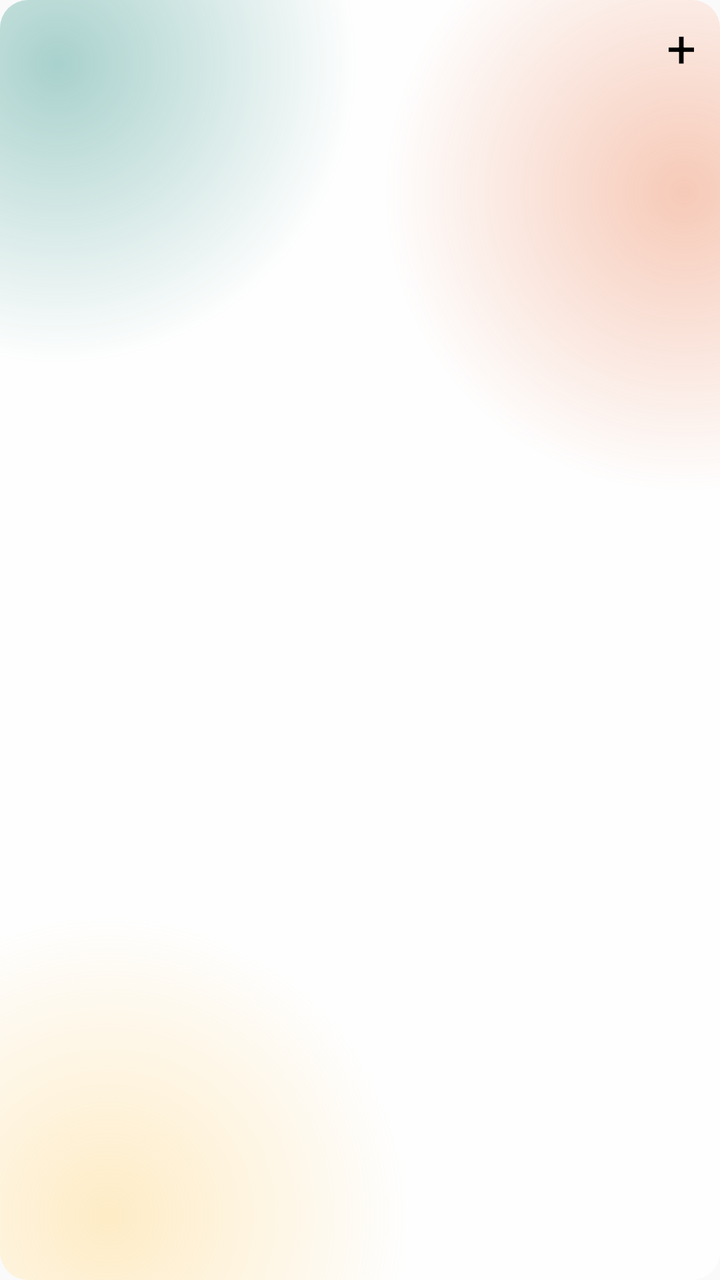
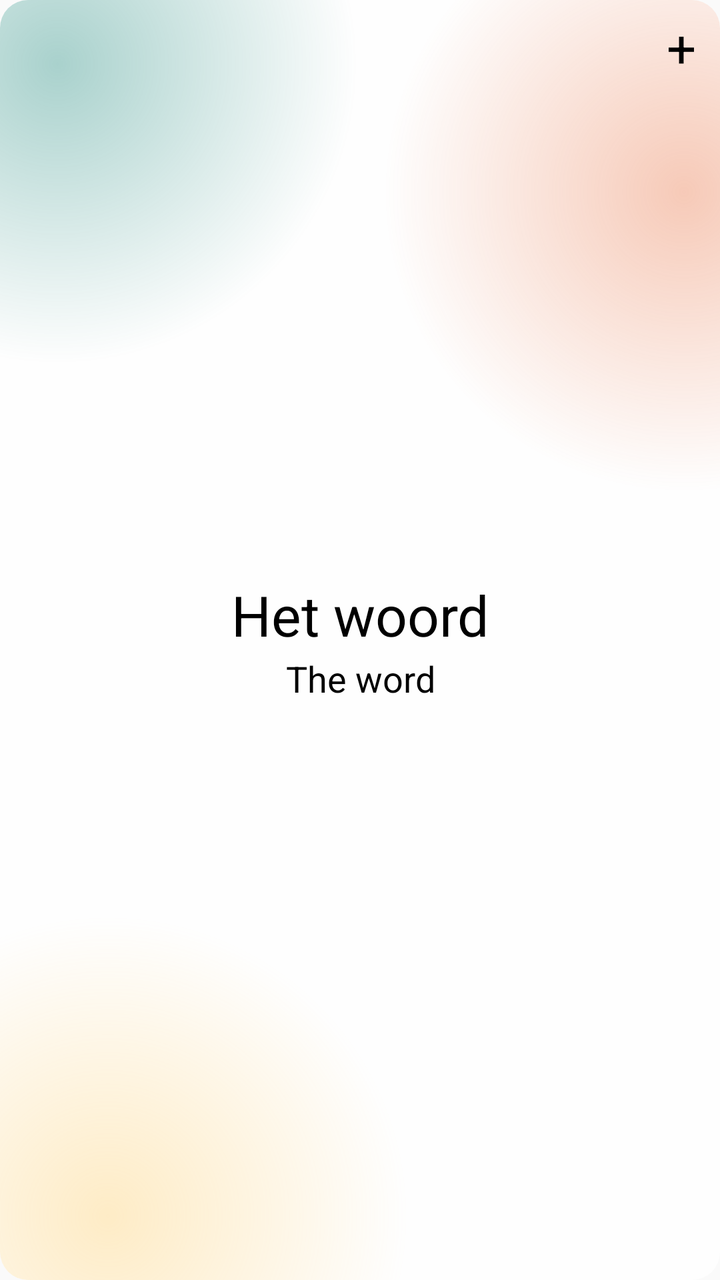

An Android layout rendered at two revisions. The XML below is the earlier revision; the diff shows what the commit changed to produce the second picture.
<!-- AndroidManifest.xml: application theme Theme.OneMinuteLanguage -->
<!-- res/layout/widget_layout.xml -->
<?xml version="1.0" encoding="utf-8"?>
<FrameLayout xmlns:android="http://schemas.android.com/apk/res/android"
    android:id="@+id/widget_root"
    android:layout_width="match_parent"
    android:layout_height="match_parent"
    android:padding="6dp"
    android:background="@drawable/widget_mesh_gradient">

    <ViewFlipper
        android:id="@+id/word_flipper"
        android:layout_width="match_parent"
        android:layout_height="match_parent"
        android:inAnimation="@anim/slide_up_in"
        android:outAnimation="@anim/slide_up_out"
        android:measureAllChildren="true">

        <LinearLayout
            android:layout_width="match_parent"
            android:layout_height="match_parent"
            android:orientation="vertical"
            android:gravity="center">

            <TextView
                android:id="@+id/primary_text_a"
                android:layout_width="match_parent"
                android:layout_height="wrap_content"
                android:text=""
                android:textColor="#000000"
                android:textSize="28sp"
                android:gravity="center"
                android:textAlignment="center"
                android:maxLines="2"
                android:ellipsize="end" />

            <TextView
                android:id="@+id/secondary_text_a"
                android:layout_width="match_parent"
                android:layout_height="wrap_content"
                android:layout_marginTop="1dp"
                android:text=""
                android:textColor="#000000"
                android:textSize="18sp"
                android:gravity="center"
                android:textAlignment="center"
                android:singleLine="true"
                android:ellipsize="marquee"
                android:marqueeRepeatLimit="marquee_forever"
                android:scrollHorizontally="true"
                android:focusable="true"
                android:focusableInTouchMode="true" />
        </LinearLayout>

        <LinearLayout
            android:layout_width="match_parent"
            android:layout_height="match_parent"
            android:orientation="vertical"
            android:gravity="center">

            <TextView
                android:id="@+id/primary_text_b"
                android:layout_width="match_parent"
                android:layout_height="wrap_content"
                android:text=""
                android:textColor="#000000"
                android:textSize="28sp"
                android:gravity="center"
                android:textAlignment="center"
                android:maxLines="2"
                android:ellipsize="end" />

            <TextView
                android:id="@+id/secondary_text_b"
                android:layout_width="match_parent"
                android:layout_height="wrap_content"
                android:layout_marginTop="1dp"
                android:text=""
                android:textColor="#000000"
                android:textSize="18sp"
                android:gravity="center"
                android:textAlignment="center"
                android:singleLine="true"
                android:ellipsize="marquee"
                android:marqueeRepeatLimit="marquee_forever"
                android:scrollHorizontally="true"
                android:focusable="true"
                android:focusableInTouchMode="true" />
        </LinearLayout>
    </ViewFlipper>

    <TextView
        android:id="@+id/btn_add_word"
        android:layout_width="wrap_content"
        android:layout_height="wrap_content"
        android:layout_gravity="top|end"
        android:paddingTop="0dp"
        android:paddingEnd="6dp"
        android:text="+"
        android:textColor="#000000"
        android:textSize="26sp" />

</FrameLayout>
<!-- resources referenced by this layout -->
<resources>
  <!-- drawable widget_mesh_gradient (drawable) -->
  <?xml version="1.0" encoding="utf-8"?>
  <layer-list xmlns:android="http://schemas.android.com/apk/res/android">
  
      <item>
          <shape android:shape="rectangle">
              <solid android:color="#CCFFFFFF" />
              <corners android:radius="14dp" />
          </shape>
      </item>
  
      <item>
          <shape android:shape="rectangle">
              <corners android:radius="14dp" />
              <gradient
                  android:type="radial"
                  android:gradientRadius="150dp"
                  android:centerX="0.08"
                  android:centerY="0.05"
                  android:startColor="#5500796B"
                  android:endColor="#0000796B" />
          </shape>
      </item>
  
      <item>
          <shape android:shape="rectangle">
              <corners android:radius="14dp" />
              <gradient
                  android:type="radial"
                  android:gradientRadius="150dp"
                  android:centerX="0.95"
                  android:centerY="0.15"
                  android:startColor="#55E8622C"
                  android:endColor="#00E8622C" />
          </shape>
      </item>
  
      <item>
          <shape android:shape="rectangle">
              <corners android:radius="14dp" />
              <gradient
                  android:type="radial"
                  android:gradientRadius="150dp"
                  android:centerX="0.15"
                  android:centerY="0.95"
                  android:startColor="#55FFC857"
                  android:endColor="#00FFC857" />
          </shape>
      </item>
  
  </layer-list>
  <style name="Theme.OneMinuteLanguage" parent="android:Theme.Material.Light.NoActionBar" />
</resources>

<!-- the commit's change to res/layout/widget_layout.xml (unified diff, before → after) -->
@@ -24,30 +24,30 @@
                 android:id="@+id/primary_text_a"
                 android:layout_width="match_parent"
                 android:layout_height="wrap_content"
-                android:text=""
+                android:text="Het woord"
                 android:textColor="#000000"
                 android:textSize="28sp"
                 android:gravity="center"
                 android:textAlignment="center"
                 android:maxLines="2"
-                android:ellipsize="end" />
+                android:ellipsize="end"
+                android:breakStrategy="simple"
+                android:hyphenationFrequency="none" />
 
             <TextView
                 android:id="@+id/secondary_text_a"
                 android:layout_width="match_parent"
                 android:layout_height="wrap_content"
                 android:layout_marginTop="1dp"
-                android:text=""
+                android:text="The word"
                 android:textColor="#000000"
                 android:textSize="18sp"
                 android:gravity="center"
                 android:textAlignment="center"
-                android:singleLine="true"
-                android:ellipsize="marquee"
-                android:marqueeRepeatLimit="marquee_forever"
-                android:scrollHorizontally="true"
-                android:focusable="true"
-                android:focusableInTouchMode="true" />
+                android:maxLines="2"
+                android:ellipsize="end"
+                android:breakStrategy="simple"
+                android:hyphenationFrequency="none" />
         </LinearLayout>
 
         <LinearLayout
@@ -66,7 +66,9 @@
                 android:gravity="center"
                 android:textAlignment="center"
                 android:maxLines="2"
-                android:ellipsize="end" />
+                android:ellipsize="end"
+                android:breakStrategy="simple"
+                android:hyphenationFrequency="none" />
 
             <TextView
                 android:id="@+id/secondary_text_b"
@@ -78,12 +80,10 @@
                 android:textSize="18sp"
                 android:gravity="center"
                 android:textAlignment="center"
-                android:singleLine="true"
-                android:ellipsize="marquee"
-                android:marqueeRepeatLimit="marquee_forever"
-                android:scrollHorizontally="true"
-                android:focusable="true"
-                android:focusableInTouchMode="true" />
+                android:maxLines="2"
+                android:ellipsize="end"
+                android:breakStrategy="simple"
+                android:hyphenationFrequency="none" />
         </LinearLayout>
     </ViewFlipper>
 
